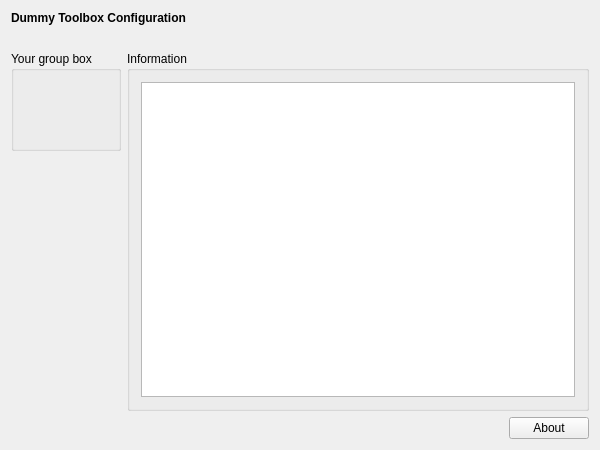
Before: the Qt Designer form applications/mne_scan/plugins/classifiers/FormFiles/classifierssetupwidget.ui in JinlongD/mne-cpp, drawn with Qt 5.
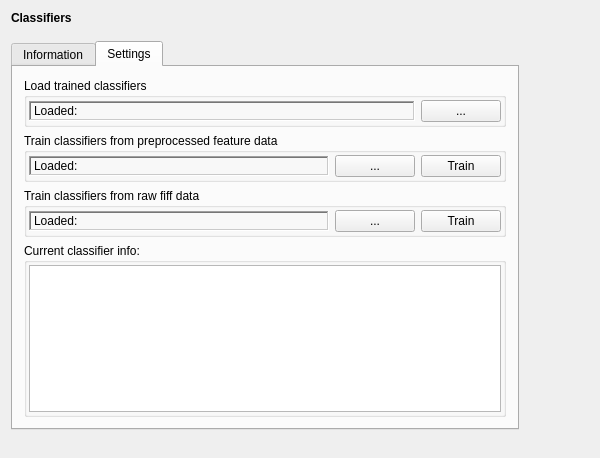
After: the same form once the commit is applied.

Commit message: private-use template: dummy plugin

```diff
--- a/applications/mne_scan/plugins/classifiers/FormFiles/classifierssetupwidget.ui
+++ b/applications/mne_scan/plugins/classifiers/FormFiles/classifierssetupwidget.ui
@@ -7,14 +7,14 @@
     <x>0</x>
     <y>0</y>
     <width>600</width>
-    <height>450</height>
+    <height>458</height>
    </rect>
   </property>
   <property name="windowTitle">
    <string>DummySetupWidget</string>
   </property>
-  <layout class="QVBoxLayout" name="verticalLayout">
-   <item>
+  <layout class="QGridLayout" name="gridLayout_7">
+   <item row="0" column="0" colspan="2">
     <widget class="QLabel" name="m_qLabel_Headline">
      <property name="font">
       <font>
@@ -23,11 +23,11 @@
       </font>
      </property>
      <property name="text">
-      <string>Dummy Toolbox Configuration</string>
+      <string>Classifiers</string>
      </property>
     </widget>
    </item>
-   <item>
+   <item row="1" column="0">
     <spacer name="m_qVerticalSpacer_Headline">
      <property name="orientation">
       <enum>Qt::Vertical</enum>
@@ -38,82 +38,296 @@
      <property name="sizeHint" stdset="0">
       <size>
        <width>20</width>
+       <height>10</height>
+      </size>
+     </property>
+    </spacer>
+   </item>
+   <item row="2" column="0" colspan="2">
+    <widget class="QTabWidget" name="m_qTabWidget">
+     <property name="currentIndex">
+      <number>1</number>
+     </property>
+     <widget class="QWidget" name="m_qTab_Information">
+      <attribute name="title">
+       <string>Information</string>
+      </attribute>
+      <layout class="QGridLayout" name="gridLayout_6">
+       <item row="0" column="0">
+        <widget class="QTextBrowser" name="m_qTextBrowser_Information"/>
+       </item>
+      </layout>
+     </widget>
+     <widget class="QWidget" name="m_qTab_Settings">
+      <attribute name="title">
+       <string>Settings</string>
+      </attribute>
+      <layout class="QGridLayout" name="gridLayout_5">
+       <item row="0" column="0">
+        <widget class="QGroupBox" name="m_qGroupBox_FromTrained">
+         <property name="title">
+          <string>Load trained classifiers</string>
+         </property>
+         <layout class="QGridLayout" name="gridLayout_2">
+          <property name="leftMargin">
+           <number>2</number>
+          </property>
+          <property name="topMargin">
+           <number>2</number>
+          </property>
+          <property name="rightMargin">
+           <number>2</number>
+          </property>
+          <property name="bottomMargin">
+           <number>2</number>
+          </property>
+          <item row="0" column="0">
+           <widget class="QLabel" name="m_qLabel_OpenedClassifier">
+            <property name="sizePolicy">
+             <sizepolicy hsizetype="Expanding" vsizetype="Fixed">
+              <horstretch>0</horstretch>
+              <verstretch>0</verstretch>
+             </sizepolicy>
+            </property>
+            <property name="minimumSize">
+             <size>
+              <width>300</width>
+              <height>20</height>
+             </size>
+            </property>
+            <property name="frameShape">
+             <enum>QFrame::WinPanel</enum>
+            </property>
+            <property name="frameShadow">
+             <enum>QFrame::Sunken</enum>
+            </property>
+            <property name="text">
+             <string>Loaded: </string>
+            </property>
+           </widget>
+          </item>
+          <item row="0" column="1">
+           <widget class="QPushButton" name="m_qPushButton_LoadClassifier">
+            <property name="sizePolicy">
+             <sizepolicy hsizetype="Minimum" vsizetype="Fixed">
+              <horstretch>0</horstretch>
+              <verstretch>0</verstretch>
+             </sizepolicy>
+            </property>
+            <property name="minimumSize">
+             <size>
+              <width>30</width>
+              <height>22</height>
+             </size>
+            </property>
+            <property name="text">
+             <string>...</string>
+            </property>
+           </widget>
+          </item>
+         </layout>
+        </widget>
+       </item>
+       <item row="1" column="0">
+        <widget class="QGroupBox" name="m_qGroupBox_FromFeature">
+         <property name="title">
+          <string>Train classifiers from preprocessed feature data</string>
+         </property>
+         <layout class="QGridLayout" name="gridLayout_3">
+          <property name="leftMargin">
+           <number>2</number>
+          </property>
+          <property name="topMargin">
+           <number>2</number>
+          </property>
+          <property name="rightMargin">
+           <number>2</number>
+          </property>
+          <property name="bottomMargin">
+           <number>2</number>
+          </property>
+          <item row="0" column="0">
+           <widget class="QLabel" name="m_qLabel_OpenedFeature">
+            <property name="sizePolicy">
+             <sizepolicy hsizetype="Expanding" vsizetype="Fixed">
+              <horstretch>0</horstretch>
+              <verstretch>0</verstretch>
+             </sizepolicy>
+            </property>
+            <property name="minimumSize">
+             <size>
+              <width>300</width>
+              <height>20</height>
+             </size>
+            </property>
+            <property name="frameShape">
+             <enum>QFrame::WinPanel</enum>
+            </property>
+            <property name="frameShadow">
+             <enum>QFrame::Sunken</enum>
+            </property>
+            <property name="text">
+             <string>Loaded: </string>
+            </property>
+           </widget>
+          </item>
+          <item row="0" column="1">
+           <widget class="QPushButton" name="m_qPushButton_LoadFeature">
+            <property name="minimumSize">
+             <size>
+              <width>30</width>
+              <height>22</height>
+             </size>
+            </property>
+            <property name="text">
+             <string>...</string>
+            </property>
+           </widget>
+          </item>
+          <item row="0" column="2">
+           <widget class="QPushButton" name="m_qPushButton_TrainFeature">
+            <property name="minimumSize">
+             <size>
+              <width>30</width>
+              <height>22</height>
+             </size>
+            </property>
+            <property name="text">
+             <string>Train</string>
+            </property>
+           </widget>
+          </item>
+         </layout>
+        </widget>
+       </item>
+       <item row="2" column="0">
+        <widget class="QGroupBox" name="m_qGroupBox_FromRaw">
+         <property name="title">
+          <string>Train classifiers from raw fiff data</string>
+         </property>
+         <layout class="QGridLayout" name="gridLayout_4">
+          <property name="leftMargin">
+           <number>2</number>
+          </property>
+          <property name="topMargin">
+           <number>2</number>
+          </property>
+          <property name="rightMargin">
+           <number>2</number>
+          </property>
+          <property name="bottomMargin">
+           <number>2</number>
+          </property>
+          <item row="0" column="0">
+           <widget class="QLabel" name="m_qLabel_OpenedRaw">
+            <property name="sizePolicy">
+             <sizepolicy hsizetype="Expanding" vsizetype="Fixed">
+              <horstretch>0</horstretch>
+              <verstretch>0</verstretch>
+             </sizepolicy>
+            </property>
+            <property name="minimumSize">
+             <size>
+              <width>300</width>
+              <height>20</height>
+             </size>
+            </property>
+            <property name="frameShape">
+             <enum>QFrame::WinPanel</enum>
+            </property>
+            <property name="frameShadow">
+             <enum>QFrame::Sunken</enum>
+            </property>
+            <property name="text">
+             <string>Loaded: </string>
+            </property>
+           </widget>
+          </item>
+          <item row="0" column="1">
+           <widget class="QPushButton" name="m_qPushButton_LoadRaw">
+            <property name="minimumSize">
+             <size>
+              <width>30</width>
+              <height>22</height>
+             </size>
+            </property>
+            <property name="text">
+             <string>...</string>
+            </property>
+           </widget>
+          </item>
+          <item row="0" column="2">
+           <widget class="QPushButton" name="m_qPushButton_TrainRaw">
+            <property name="minimumSize">
+             <size>
+              <width>30</width>
+              <height>22</height>
+             </size>
+            </property>
+            <property name="text">
+             <string>Train</string>
+            </property>
+           </widget>
+          </item>
+         </layout>
+        </widget>
+       </item>
+       <item row="3" column="0">
+        <widget class="QGroupBox" name="m_qGroupBox_CurrentInfo">
+         <property name="title">
+          <string>Current classifier info:</string>
+         </property>
+         <layout class="QGridLayout" name="gridLayout">
+          <property name="leftMargin">
+           <number>2</number>
+          </property>
+          <property name="topMargin">
+           <number>2</number>
+          </property>
+          <property name="rightMargin">
+           <number>2</number>
+          </property>
+          <property name="bottomMargin">
+           <number>2</number>
+          </property>
+          <item row="0" column="0">
+           <widget class="QTextBrowser" name="m_qTextBrowser_CurrentInfo"/>
+          </item>
+         </layout>
+        </widget>
+       </item>
+      </layout>
+     </widget>
+    </widget>
+   </item>
+   <item row="2" column="2">
+    <spacer name="m_qHorizontalSpacer_Margin">
+     <property name="orientation">
+      <enum>Qt::Horizontal</enum>
+     </property>
+     <property name="sizeHint" stdset="0">
+      <size>
+       <width>58</width>
        <height>20</height>
       </size>
      </property>
     </spacer>
    </item>
-   <item>
-    <layout class="QGridLayout" name="m_qGridLayout_main">
-     <item row="0" column="0">
-      <widget class="QGroupBox" name="m_qGroupBox_yourGroupBox">
-       <property name="sizePolicy">
-        <sizepolicy hsizetype="Minimum" vsizetype="Preferred">
-         <horstretch>0</horstretch>
-         <verstretch>0</verstretch>
-        </sizepolicy>
-       </property>
-       <property name="minimumSize">
-        <size>
-         <width>0</width>
-         <height>100</height>
-        </size>
-       </property>
-       <property name="title">
-        <string>Your group box</string>
-       </property>
-       <property name="flat">
-        <bool>false</bool>
-       </property>
-       <layout class="QGridLayout" name="m_qGridLayout_Properties"/>
-      </widget>
-     </item>
-     <item row="0" column="1" rowspan="2" colspan="2">
-      <widget class="QGroupBox" name="m_qGroupBox_Information">
-       <property name="title">
-        <string>Information</string>
-       </property>
-       <layout class="QGridLayout" name="m_qGridLayout_Information">
-        <item row="0" column="0">
-         <widget class="QTextBrowser" name="m_qTextBrowser_Information"/>
-        </item>
-       </layout>
-      </widget>
-     </item>
-     <item row="2" column="1">
-      <spacer name="m_qHorizontalSpacer_About">
-       <property name="orientation">
-        <enum>Qt::Horizontal</enum>
-       </property>
-       <property name="sizeHint" stdset="0">
-        <size>
-         <width>40</width>
-         <height>20</height>
-        </size>
-       </property>
-      </spacer>
-     </item>
-     <item row="1" column="0">
-      <spacer name="m_qVerticalSpacer_LeftRow">
-       <property name="orientation">
-        <enum>Qt::Vertical</enum>
-       </property>
-       <property name="sizeHint" stdset="0">
-        <size>
-         <width>20</width>
-         <height>40</height>
-        </size>
-       </property>
-      </spacer>
-     </item>
-     <item row="2" column="2">
-      <widget class="QPushButton" name="m_qPushButton_About">
-       <property name="text">
-        <string>About</string>
-       </property>
-      </widget>
-     </item>
-    </layout>
+   <item row="3" column="1">
+    <spacer name="m_qVerticalSpacer_Margin">
+     <property name="orientation">
+      <enum>Qt::Vertical</enum>
+     </property>
+     <property name="sizeType">
+      <enum>QSizePolicy::Fixed</enum>
+     </property>
+     <property name="sizeHint" stdset="0">
+      <size>
+       <width>17</width>
+       <height>17</height>
+      </size>
+     </property>
+    </spacer>
    </item>
   </layout>
  </widget>
```
The commit also changes 18 other files.
